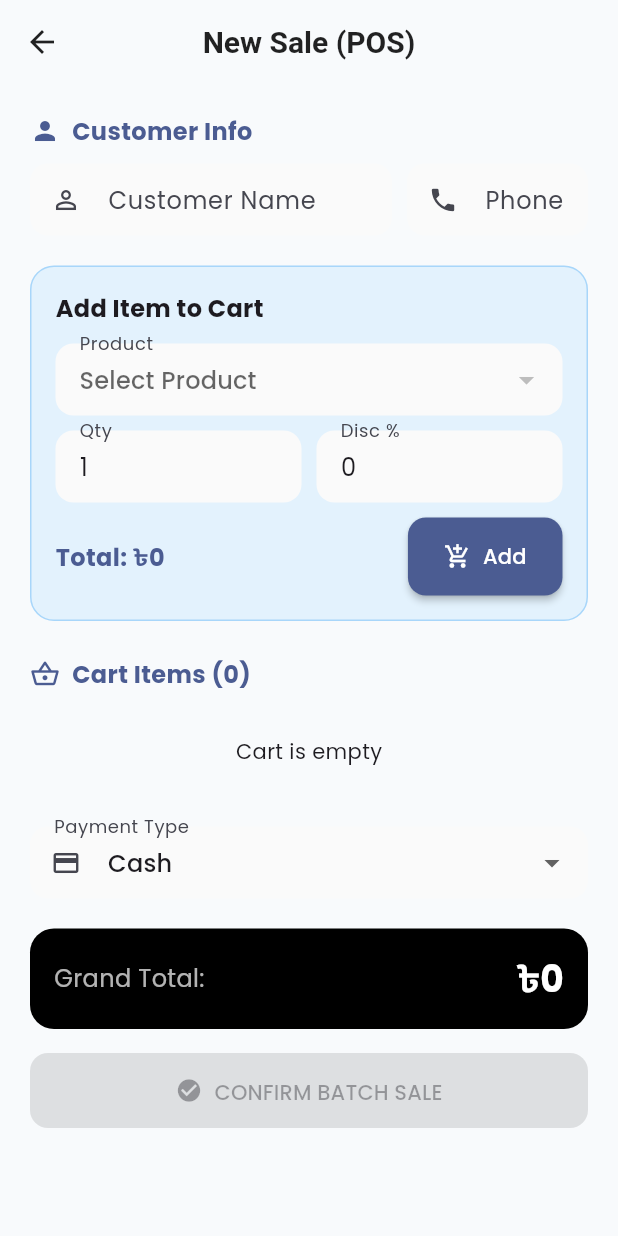
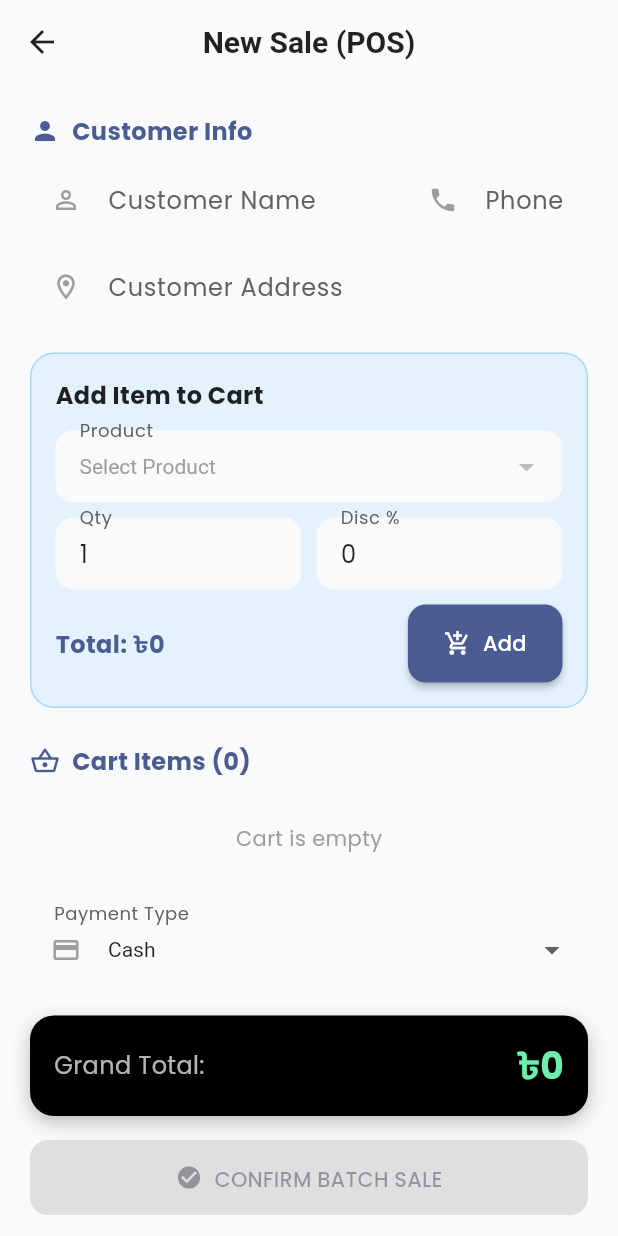
Before and after one commit to AbdullahRFA/vision_mart_app, a Flutter app: the SellProductScreen screen opened directly with empty values, on a phone screen of 412 x 824 dp. Run offline on Flutter 3.47's test engine with Material 3 defaults, Android fonts, the phone set to English and light mode, and no system bars; our stand-ins replace cloud_firestore, firebase_auth, firebase_core, flutter_riverpod, google_fonts, pdf and 1 more; accounts and stored records are empty.

Commit message:
feat(sales): add customer address and improve dark mode ui
- Added `customerAddress` field to SalesRepository, Firestore schema, and Invoice PDF.
- Updated `SellProductScreen` to include an address input field.
- Refactored `SellProductScreen` colors in Dark Mode to strictly use White, Green, Red, and Yellow for better visibility.
- Updated `PdfGenerator` to display the customer's address on both new and re-printed invoices.

Signed-off-by: AbdullahRFA <shakibrybmn@gmail.com>

```diff
--- a/lib/src/features/sales/data/sales_repository.dart
+++ b/lib/src/features/sales/data/sales_repository.dart
@@ -5,7 +5,6 @@ import '../../inventory/domain/product_model.dart';
 
 final salesRepositoryProvider = Provider((ref) => SalesRepository(FirebaseFirestore.instance, ref));
 
-// Helper class for Batch Sales
 class CartItem {
   final Product product;
   final int quantity;
@@ -26,11 +25,11 @@ class SalesRepository {
 
   SalesRepository(this._firestore, this._ref);
 
-  // 1. Single Product Sell (Wrapper)
   Future<void> sellProduct({
     required Product product,
     required String customerName,
     required String customerPhone,
+    required String customerAddress, // 👈 New Field
     required int quantity,
     required double discountPercent,
     required String paymentStatus,
@@ -42,15 +41,16 @@ class SalesRepository {
       items: [CartItem(product: product, quantity: quantity, discountPercent: discountPercent, finalPrice: total)],
       customerName: customerName,
       customerPhone: customerPhone,
+      customerAddress: customerAddress, // 👈 Pass it
       paymentStatus: paymentStatus,
     );
   }
 
-  // 2. Batch Sell (The New "Same Thing")
   Future<void> sellBatchProducts({
     required List<CartItem> items,
     required String customerName,
     required String customerPhone,
+    required String customerAddress, // 👈 New Field
     required String paymentStatus,
   }) async {
     final user = _ref.read(authServiceProvider).currentUser;
@@ -58,44 +58,40 @@ class SalesRepository {
 
     final batch = _firestore.batch();
     final timestamp = FieldValue.serverTimestamp();
-
-    // A. Create Master Invoice
     final invoiceRef = _firestore.collection('sales_invoices').doc();
 
-    // Calculate Grand Totals
     double grandTotalAmount = 0;
     double grandTotalProfit = 0;
 
     for (var item in items) {
-      // Validation
       if (item.product.currentStock < item.quantity) {
         throw Exception("Insufficient stock for ${item.product.name}");
       }
       grandTotalAmount += item.finalPrice;
-
       final totalBuyingPrice = item.product.buyingPrice * item.quantity;
       grandTotalProfit += (item.finalPrice - totalBuyingPrice);
     }
 
+    // A. Invoice Record
     batch.set(invoiceRef, {
       'type': 'INVOICE',
       'customerName': customerName,
       'customerPhone': customerPhone,
+      'customerAddress': customerAddress, // 👈 Save Address
       'totalAmount': grandTotalAmount,
-      'totalProfit': grandTotalProfit, // Admin only
+      'totalProfit': grandTotalProfit,
       'itemCount': items.length,
       'paymentStatus': paymentStatus,
       'soldBy': user.email,
       'timestamp': timestamp,
     });
 
-    // B. Process Individual Items
+    // B. Individual Sales
     for (var item in items) {
       final unitPrice = item.product.marketPrice - (item.product.marketPrice * (item.discountPercent / 100));
       final totalBuyingPrice = item.product.buyingPrice * item.quantity;
       final profit = item.finalPrice - totalBuyingPrice;
 
-      // 1. Create Sale Record
       final saleRef = _firestore.collection('sales').doc();
       batch.set(saleRef, {
         'invoiceId': invoiceRef.id,
@@ -105,6 +101,7 @@ class SalesRepository {
         'category': item.product.category,
         'customerName': customerName,
         'customerPhone': customerPhone,
+        'customerAddress': customerAddress, // 👈 Save Address
         'quantity': item.quantity,
         'mrp': item.product.marketPrice,
         'discountPercent': item.discountPercent,
@@ -116,14 +113,12 @@ class SalesRepository {
         'timestamp': timestamp,
       });
 
-      // 2. Decrease Stock
       final productRef = _firestore.collection('products').doc(item.product.id);
       batch.update(productRef, {
         'currentStock': FieldValue.increment(-item.quantity),
         'lastUpdated': timestamp,
       });
 
-      // 3. Log
       final logRef = _firestore.collection('inventory_logs').doc();
       batch.set(logRef, {
         'type': 'SELL',
--- a/lib/src/features/sales/presentation/sell_product_screen.dart
+++ b/lib/src/features/sales/presentation/sell_product_screen.dart
@@ -1,13 +1,12 @@
 import 'package:flutter/material.dart';
 import 'package:flutter_riverpod/flutter_riverpod.dart';
 import '../../inventory/domain/product_model.dart';
-import '../../inventory/data/inventory_repository.dart'; // Needed for provider
+import '../../inventory/data/inventory_repository.dart';
 import '../data/sales_repository.dart';
 import 'pdf_generator.dart';
 
 class SellProductScreen extends ConsumerStatefulWidget {
   final Product product;
-  // We keep 'product' as the "initial" selection
   const SellProductScreen({super.key, required this.product});
 
   @override
@@ -17,9 +16,10 @@ class SellProductScreen extends ConsumerStatefulWidget {
 class _SellProductScreenState extends ConsumerState<SellProductScreen> {
   final _formKey = GlobalKey<FormState>();
 
-  // Customer Info (Global for Invoice)
+  // Customer Info
   final _customerNameController = TextEditingController();
   final _customerPhoneController = TextEditingController();
+  final _customerAddressController = TextEditingController(); // 👈 New Controller
 
   // Item Details
   Product? _selectedProduct;
@@ -28,11 +28,8 @@ class _SellProductScreenState extends ConsumerState<SellProductScreen> {
 
   String _paymentStatus = 'Cash';
   double _currentLineTotal = 0.0;
+  bool _isLoading = false;
 
-  bool _isLoading = false;
-  bool _isWholesale = false;
-
-  // The Cart
   final List<CartItem> _cartItems = [];
 
   @override
@@ -59,8 +56,6 @@ class _SellProductScreenState extends ConsumerState<SellProductScreen> {
     if (_selectedProduct == null) return;
 
     final qty = int.parse(_qtyController.text);
-
-    // Check Stock
     if (qty > _selectedProduct!.currentStock) {
       ScaffoldMessenger.of(context).showSnackBar(
         SnackBar(content: Text('Insufficient Stock! Max: ${_selectedProduct!.currentStock}'), backgroundColor: Colors.red),
@@ -77,20 +72,14 @@ class _SellProductScreenState extends ConsumerState<SellProductScreen> {
 
     setState(() {
       _cartItems.add(item);
-      // Reset Item fields
       _qtyController.text = '1';
-      // We keep discount same for convenience or reset it
       _calculateLineTotal();
     });
-
     ScaffoldMessenger.of(context).showSnackBar(const SnackBar(content: Text("Added to Cart"), duration: Duration(milliseconds: 600)));
   }
 
   Future<void> _processBatchSale() async {
-    if (_cartItems.isEmpty) {
-      ScaffoldMessenger.of(context).showSnackBar(const SnackBar(content: Text("Cart is empty!")));
-      return;
-    }
+    if (_cartItems.isEmpty) return;
     if (_customerNameController.text.isEmpty) {
       ScaffoldMessenger.of(context).showSnackBar(const SnackBar(content: Text("Enter Customer Name")));
       return;
@@ -102,23 +91,24 @@ class _SellProductScreenState extends ConsumerState<SellProductScreen> {
         items: _cartItems,
         customerName: _customerNameController.text.trim(),
         customerPhone: _customerPhoneController.text.trim(),
+        customerAddress: _customerAddressController.text.trim(), // 👈 Pass Address
         paymentStatus: _paymentStatus,
       );
 
-      // Create copy for PDF
       final soldItems = List<CartItem>.from(_cartItems);
       final cName = _customerNameController.text;
       final cPhone = _customerPhoneController.text;
+      final cAddress = _customerAddressController.text; // 👈 Capture Address
       final payStatus = _paymentStatus;
 
-      // Clear UI
       if (mounted) {
         setState(() {
           _cartItems.clear();
           _customerNameController.clear();
           _customerPhoneController.clear();
+          _customerAddressController.clear();
         });
-        _showSuccessDialog(soldItems, cName, cPhone, payStatus);
+        _showSuccessDialog(soldItems, cName, cPhone, cAddress, payStatus);
       }
     } catch (e) {
       if (mounted) ScaffoldMessenger.of(context).showSnackBar(SnackBar(content: Text('Error: $e')));
@@ -127,31 +117,35 @@ class _SellProductScreenState extends ConsumerState<SellProductScreen> {
     }
   }
 
-  void _showSuccessDialog(List<CartItem> items, String name, String phone, String status) {
+  void _showSuccessDialog(List<CartItem> items, String name, String phone, String address, String status) {
+    final isDark = Theme.of(context).brightness == Brightness.dark;
     showDialog(
       context: context,
       barrierDismissible: false,
       builder: (ctx) => AlertDialog(
+        backgroundColor: isDark ? const Color(0xFF1E293B) : Colors.white,
         icon: const Icon(Icons.check_circle_rounded, color: Colors.green, size: 48),
-        title: const Text("Sale Successful"),
-        content: Text("${items.length} items sold.\nGenerate invoice now?"),
+        title: Text("Sale Successful", style: TextStyle(color: isDark ? Colors.white : Colors.black)),
+        content: Text("${items.length} items sold.\nGenerate invoice now?", style: TextStyle(color: isDark ? Colors.white : Colors.black87)),
         actions: [
           TextButton(
             onPressed: () {
               Navigator.pop(ctx);
               Navigator.pop(context);
             },
-            child: const Text("Close"),
+            child: Text("Close", style: TextStyle(color: isDark ? Colors.redAccent : Colors.grey)),
           ),
           FilledButton.icon(
             icon: const Icon(Icons.print_rounded),
             label: const Text("Print Invoice"),
+            style: FilledButton.styleFrom(backgroundColor: Colors.green, foregroundColor: Colors.white),
             onPressed: () {
               Navigator.pop(ctx);
               PdfGenerator.generateBatchInvoice(
                 items: items,
                 customerName: name,
                 customerPhone: phone,
+                customerAddress: address, // 👈 Generate PDF with Address
                 paymentStatus: status,
               );
               Navigator.pop(context);
@@ -164,10 +158,10 @@ class _SellProductScreenState extends ConsumerState<SellProductScreen> {
 
   @override
   Widget build(BuildContext context) {
-    final inventoryAsync = ref.watch(inventoryStreamProvider); // Need to fetch all products for dropdown
+    final inventoryAsync = ref.watch(inventoryStreamProvider);
     final isDark = Theme.of(context).brightness == Brightness.dark;
+    final inputTextStyle = TextStyle(color: isDark ? Colors.white : Colors.black87);
 
-    // Calculate Grand Total of Cart
     double cartTotal = 0;
     for (var i in _cartItems) cartTotal += i.finalPrice;
 
@@ -180,15 +174,17 @@ class _SellProductScreenState extends ConsumerState<SellProductScreen> {
           child: Column(
             crossAxisAlignment: CrossAxisAlignment.start,
             children: [
-              // 1. CUSTOMER INFO (Global)
+              // 1. CUSTOMER INFO
               _SectionHeader(title: "Customer Info", icon: Icons.person),
               const SizedBox(height: 10),
+
               Row(
                 children: [
                   Expanded(
                     flex: 2,
                     child: TextFormField(
                       controller: _customerNameController,
+                      style: inputTextStyle,
                       decoration: _inputDecor("Customer Name", Icons.person_outline),
                       validator: (v) => v!.isEmpty ? 'Req' : null,
                     ),
@@ -197,11 +193,19 @@ class _SellProductScreenState extends ConsumerState<SellProductScreen> {
                   Expanded(
                     child: TextFormField(
                       controller: _customerPhoneController,
+                      style: inputTextStyle,
                       keyboardType: TextInputType.phone,
                       decoration: _inputDecor("Phone", Icons.phone),
                     ),
                   ),
                 ],
+              ),
+              const SizedBox(height: 10),
+              // 👈 NEW: Address Field
+              TextFormField(
+                controller: _customerAddressController,
+                style: inputTextStyle,
+                decoration: _inputDecor("Customer Address", Icons.location_on_outlined),
               ),
               const SizedBox(height: 20),
 
@@ -211,12 +215,12 @@ class _SellProductScreenState extends ConsumerState<SellProductScreen> {
                 decoration: BoxDecoration(
                   color: isDark ? const Color(0xFF1E293B) : Colors.blue.shade50,
                   borderRadius: BorderRadius.circular(16),
-                  border: Border.all(color: Colors.blue.withOpacity(0.3)),
+                  border: Border.all(color: isDark ? Colors.white10 : Colors.blue.withOpacity(0.3)),
                 ),
                 child: Column(
                   crossAxisAlignment: CrossAxisAlignment.start,
                   children: [
-                    const Text("Add Item to Cart", style: TextStyle(fontWeight: FontWeight.bold, fontSize: 16)),
+                    Text("Add Item to Cart", style: TextStyle(fontWeight: FontWeight.bold, fontSize: 16, color: isDark ? Colors.white : Colors.black87)),
                     const SizedBox(height: 12),
 
                     // Product Dropdown
@@ -227,7 +231,9 @@ class _SellProductScreenState extends ConsumerState<SellProductScreen> {
                           value: _selectedProduct != null && products.any((p) => p.id == _selectedProduct!.id)
                               ? products.firstWhere((p) => p.id == _selectedProduct!.id)
                               : null,
-                          hint: const Text("Select Product"),
+                          hint: Text("Select Product", style: TextStyle(color: isDark ? Colors.white60 : Colors.grey)),
+                          dropdownColor: isDark ? const Color(0xFF1E293B) : Colors.white,
+                          style: inputTextStyle, // White text
                           items: products.map((p) {
                             return DropdownMenuItem(
                               value: p,
@@ -235,7 +241,7 @@ class _SellProductScreenState extends ConsumerState<SellProductScreen> {
                                 "${p.model} - ${p.name} (Stock: ${p.currentStock})",
                                 overflow: TextOverflow.ellipsis,
                                 style: TextStyle(
-                                    color: p.currentStock == 0 ? Colors.red : null
+                                    color: p.currentStock == 0 ? Colors.redAccent : (isDark ? Colors.white : Colors.black87)
                                 ),
                               ),
                             );
@@ -250,7 +256,7 @@ class _SellProductScreenState extends ConsumerState<SellProductScreen> {
                         );
                       },
                       loading: () => const LinearProgressIndicator(),
-                      error: (e, s) => Text("Error loading products: $e"),
+                      error: (e, s) => Text("Error: $e"),
                     ),
                     const SizedBox(height: 10),
 
@@ -261,6 +267,7 @@ class _SellProductScreenState extends ConsumerState<SellProductScreen> {
                           child: TextFormField(
                             controller: _qtyController,
                             keyboardType: TextInputType.number,
+                            style: inputTextStyle,
                             decoration: _inputDecor("Qty"),
                             onChanged: (_) => _calculateLineTotal(),
                             validator: (v) => (int.tryParse(v ?? '0') ?? 0) <= 0 ? 'Invalid' : null,
@@ -271,6 +278,7 @@ class _SellProductScreenState extends ConsumerState<SellProductScreen> {
                           child: TextFormField(
                             controller: _discountController,
                             keyboardType: TextInputType.number,
+                            style: inputTextStyle,
                             decoration: _inputDecor("Disc %"),
                             onChanged: (_) => _calculateLineTotal(),
                           ),
@@ -285,14 +293,14 @@ class _SellProductScreenState extends ConsumerState<SellProductScreen> {
                       children: [
                         Text(
                             "Total: ৳${_currentLineTotal.toStringAsFixed(0)}",
-                            style: TextStyle(fontWeight: FontWeight.bold, fontSize: 16, color: Theme.of(context).primaryColor)
+                            style: TextStyle(fontWeight: FontWeight.bold, fontSize: 16, color: isDark ? Colors.greenAccent : Theme.of(context).primaryColor)
                         ),
                         ElevatedButton.icon(
                           onPressed: _addToCart,
                           icon: const Icon(Icons.add_shopping_cart, size: 18),
                           label: const Text("Add"),
                           style: ElevatedButton.styleFrom(
-                            backgroundColor: Theme.of(context).primaryColor,
+                            backgroundColor: isDark ? Colors.green : Theme.of(context).primaryColor,
                             foregroundColor: Colors.white,
                           ),
                         )
@@ -309,7 +317,7 @@ class _SellProductScreenState extends ConsumerState<SellProductScreen> {
               const SizedBox(height: 10),
 
               if (_cartItems.isEmpty)
-                const Center(child: Padding(padding: EdgeInsets.all(20), child: Text("Cart is empty"))),
+                Center(child: Padding(padding: const EdgeInsets.all(20), child: Text("Cart is empty", style: TextStyle(color: isDark ? Colors.white60 : Colors.grey)))),
 
               ListView.builder(
                 shrinkWrap: true,
@@ -318,21 +326,26 @@ class _SellProductScreenState extends ConsumerState<SellProductScreen> {
                 itemBuilder: (context, index) {
                   final item = _cartItems[index];
                   return Card(
+                    color: isDark ? const Color(0xFF1E293B) : Colors.white,
                     margin: const EdgeInsets.only(bottom: 8),
                     child: ListTile(
                       dense: true,
                       leading: CircleAvatar(
                         radius: 14,
-                        child: Text("${index + 1}", style: const TextStyle(fontSize: 12)),
+                        backgroundColor: isDark ? Colors.white10 : Colors.grey.shade300,
+                        child: Text("${index + 1}", style: TextStyle(fontSize: 12, color: isDark ? Colors.white : Colors.black)),
                       ),
-                      title: Text(item.product.model, style: const TextStyle(fontWeight: FontWeight.bold)),
-                      subtitle: Text("${item.quantity} x ৳${item.product.marketPrice} (-${item.discountPercent}%)"),
+                      title: Text(item.product.model, style: TextStyle(fontWeight: FontWeight.bold, color: isDark ? Colors.white : Colors.black87)),
+                      subtitle: Text(
+                          "${item.quantity} x ৳${item.product.marketPrice} (-${item.discountPercent}%)",
+                          style: TextStyle(color: isDark ? Colors.white70 : Colors.grey[700])
+                      ),
                       trailing: Row(
                         mainAxisSize: MainAxisSize.min,
                         children: [
-                          Text("৳${item.finalPrice.toStringAsFixed(0)}", style: const TextStyle(fontWeight: FontWeight.bold)),
+                          Text("৳${item.finalPrice.toStringAsFixed(0)}", style: TextStyle(fontWeight: FontWeight.bold, color: isDark ? Colors.greenAccent : Colors.black)),
                           IconButton(
-                            icon: const Icon(Icons.delete_outline, color: Colors.red, size: 20),
+                            icon: const Icon(Icons.delete_outline, color: Colors.redAccent, size: 20),
                             onPressed: () => setState(() => _cartItems.removeAt(index)),
                           ),
                         ],
@@ -347,7 +360,9 @@ class _SellProductScreenState extends ConsumerState<SellProductScreen> {
               // 4. CHECKOUT
               DropdownButtonFormField<String>(
                 value: _paymentStatus,
-                items: ['Cash', 'Due'].map((e) => DropdownMenuItem(value: e, child: Text(e))).toList(),
+                dropdownColor: isDark ? const Color(0xFF1E293B) : Colors.white,
+                style: inputTextStyle,
+                items: ['Cash', 'Due'].map((e) => DropdownMenuItem(value: e, child: Text(e, style: inputTextStyle))).toList(),
                 onChanged: (v) => setState(() => _paymentStatus = v!),
                 decoration: _inputDecor("Payment Type", Icons.payment),
               ),
@@ -358,6 +373,9 @@ class _SellProductScreenState extends ConsumerState<SellProductScreen> {
                 decoration: BoxDecoration(
                   color: isDark ? const Color(0xFF0F172A) : Colors.black,
                   borderRadius: BorderRadius.circular(16),
+                  boxShadow: [
+                    BoxShadow(color: isDark ? Colors.black45 : Colors.black26, blurRadius: 10, offset: const Offset(0, 4))
+                  ],
                 ),
                 child: Row(
                   mainAxisAlignment: MainAxisAlignment.spaceBetween,
@@ -365,7 +383,7 @@ class _SellProductScreenState extends ConsumerState<SellProductScreen> {
                     const Text("Grand Total:", style: TextStyle(color: Colors.white70, fontSize: 16)),
                     Text(
                       "৳${cartTotal.toStringAsFixed(0)}",
-                      style: const TextStyle(color: Colors.white, fontSize: 24, fontWeight: FontWeight.bold),
+                      style: const TextStyle(color: Colors.greenAccent, fontSize: 24, fontWeight: FontWeight.bold),
                     ),
                   ],
                 ),
@@ -400,7 +418,9 @@ class _SellProductScreenState extends ConsumerState<SellProductScreen> {
     final isDark = Theme.of(context).brightness == Brightness.dark;
     return InputDecoration(
       labelText: label,
-      prefixIcon: icon != null ? Icon(icon, size: 20) : null,
+      // Yellow Labels in Dark Mode
+      labelStyle: TextStyle(color: isDark ? Colors.yellowAccent : Colors.grey[700]),
+      prefixIcon: icon != null ? Icon(icon, size: 20, color: isDark ? Colors.white60 : Colors.grey) : null,
       filled: true,
       fillColor: isDark ? const Color(0xFF1E293B) : Colors.grey[50],
       border: OutlineInputBorder(borderRadius: BorderRadius.circular(12), borderSide: BorderSide.none),
@@ -416,11 +436,12 @@ class _SectionHeader extends StatelessWidget {
 
   @override
   Widget build(BuildContext context) {
+    final isDark = Theme.of(context).brightness == Brightness.dark;
     return Row(
       children: [
-        Icon(icon, size: 20, color: Theme.of(context).primaryColor),
+        Icon(icon, size: 20, color: isDark ? Colors.yellowAccent : Theme.of(context).primaryColor),
         const SizedBox(width: 8),
-        Text(title, style: TextStyle(color: Theme.of(context).primaryColor, fontWeight: FontWeight.bold, fontSize: 16)),
+        Text(title, style: TextStyle(color: isDark ? Colors.yellowAccent : Theme.of(context).primaryColor, fontWeight: FontWeight.bold, fontSize: 16)),
       ],
     );
   }
```
Also changed, not shown: lib/src/features/sales/presentation/pdf_generator.dart (+105 -102 lines).
